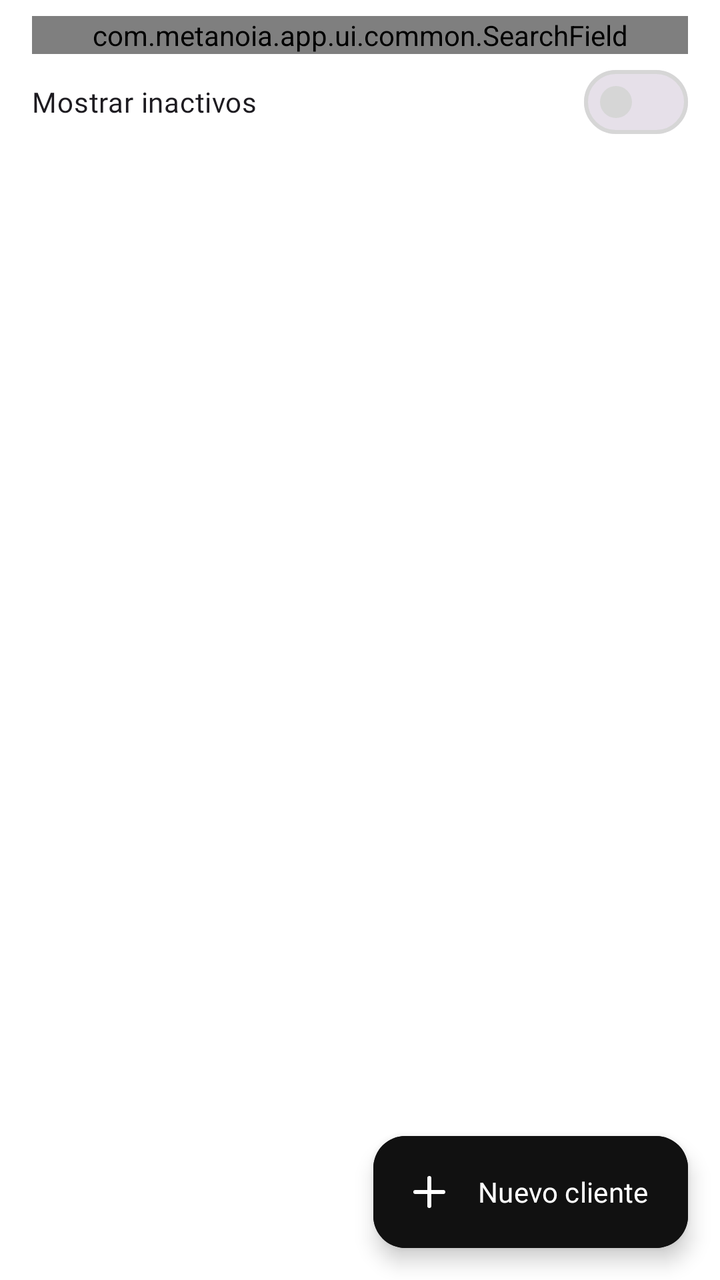
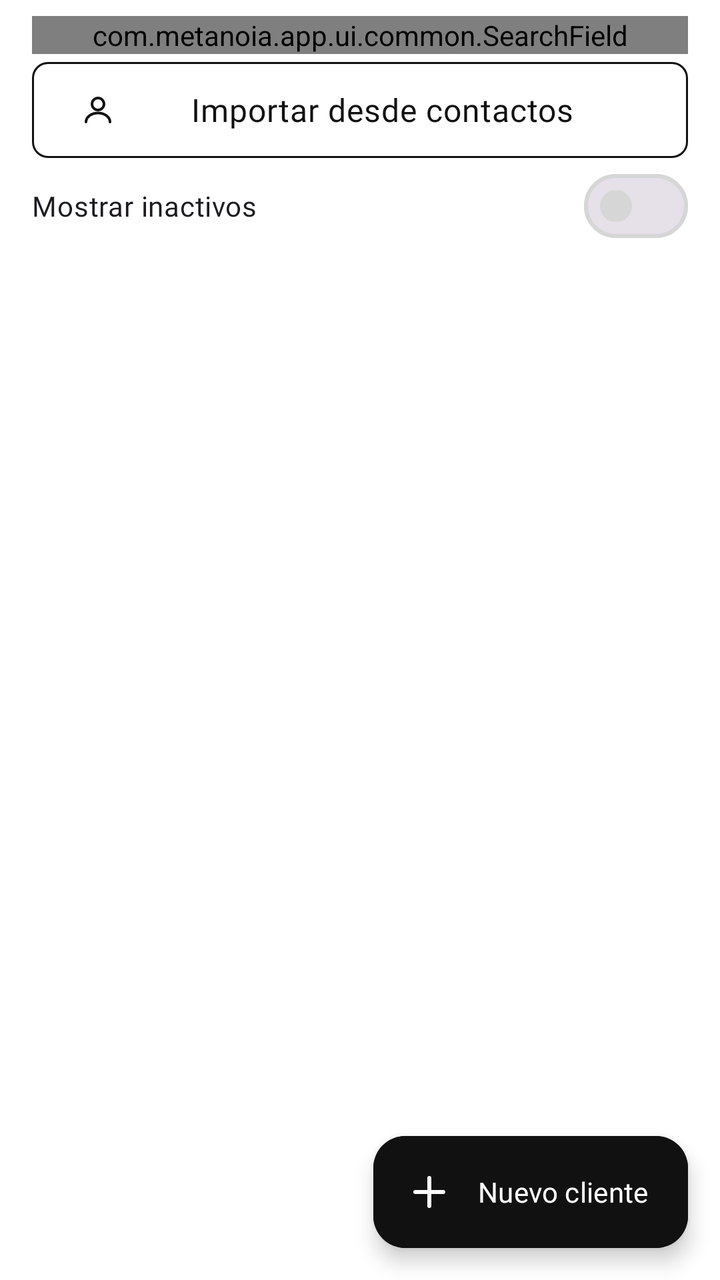

Screens rendered from an Android XML layout before and after an edit, with the pre-edit source and the edit as a unified diff.
<!-- AndroidManifest.xml: application theme Theme.Metanoia -->
<!-- res/layout/fragment_clients.xml -->
<?xml version="1.0" encoding="utf-8"?>
<androidx.coordinatorlayout.widget.CoordinatorLayout xmlns:android="http://schemas.android.com/apk/res/android"
    xmlns:app="http://schemas.android.com/apk/res-auto"
    android:layout_width="match_parent"
    android:layout_height="match_parent">

    <LinearLayout
        android:layout_width="match_parent"
        android:layout_height="match_parent"
        android:orientation="vertical">

        <com.metanoia.app.ui.common.SearchField
            android:id="@+id/clientsSearchField"
            android:layout_width="match_parent"
            android:layout_height="wrap_content"
            android:layout_marginHorizontal="@dimen/screen_margin"
            android:layout_marginTop="@dimen/space_s"
            app:searchHint="@string/clients_search_hint" />

        <com.google.android.material.materialswitch.MaterialSwitch
            android:id="@+id/switchClientsIncludeInactive"
            android:layout_width="match_parent"
            android:layout_height="wrap_content"
            android:layout_marginHorizontal="@dimen/screen_margin"
            android:minHeight="@dimen/touch_target_min"
            android:text="@string/clients_filter_inactive" />

        <FrameLayout
            android:layout_width="match_parent"
            android:layout_height="0dp"
            android:layout_weight="1">

            <androidx.recyclerview.widget.RecyclerView
                android:id="@+id/clientsRecycler"
                android:layout_width="match_parent"
                android:layout_height="match_parent"
                android:clipToPadding="false"
                android:paddingBottom="@dimen/space_xxl" />

            <com.metanoia.app.ui.common.EmptyStateView
                android:id="@+id/clientsEmptyState"
                android:layout_width="match_parent"
                android:layout_height="match_parent"
                android:visibility="gone"
                app:emptyMessage="@string/empty_clients_title" />
        </FrameLayout>
    </LinearLayout>

    <com.google.android.material.floatingactionbutton.ExtendedFloatingActionButton
        android:id="@+id/fabNewClient"
        android:layout_width="wrap_content"
        android:layout_height="wrap_content"
        android:layout_gravity="bottom|end"
        android:layout_margin="@dimen/screen_margin"
        android:backgroundTint="?attr/colorPrimary"
        android:contentDescription="@string/clients_new_fab"
        android:text="@string/clients_new_fab"
        android:textColor="?attr/colorOnPrimary"
        app:icon="@drawable/ic_add"
        app:iconTint="?attr/colorOnPrimary" />
</androidx.coordinatorlayout.widget.CoordinatorLayout>
<!-- resources referenced by this layout -->
<resources>
  <dimen name="screen_margin">16dp</dimen>
  <dimen name="space_s">8dp</dimen>
  <dimen name="space_xxl">48dp</dimen>
  <dimen name="touch_target_min">48dp</dimen>
  <string name="clients_filter_inactive">Mostrar inactivos</string>
  <string name="clients_new_fab">Nuevo cliente</string>
  <string name="clients_search_hint">Buscar por nombre o teléfono</string>
  <string name="empty_clients_title">Todavía no hay clientes registrados.</string>
  <color name="ink">#111111</color>
  <color name="white">#FFFFFF</color>
  <color name="accent_light">#8C2F39</color>
  <color name="on_accent_light">#FFFFFF</color>
  <color name="accent_container_light">#F3E3E5</color>
  <color name="gray50">#F5F5F5</color>
  <color name="gray200">#D6D6D6</color>
  <color name="gray100">#EBEBEB</color>
  <color name="gray600">#616161</color>
  <style name="TextAppearance.Metanoia.Body" parent="TextAppearance.Material3.BodyLarge">
          <item name="fontFamily">@font/inter_regular</item>
          <item name="android:fontFamily">@font/inter_regular</item>
          <item name="android:textSize">16sp</item>
      </style>
  <style name="TextAppearance.Metanoia.BodySmall" parent="TextAppearance.Material3.BodyMedium">
          <item name="fontFamily">@font/inter_regular</item>
          <item name="android:fontFamily">@font/inter_regular</item>
          <item name="android:textSize">14sp</item>
      </style>
  <style name="TextAppearance.Metanoia.Caption" parent="TextAppearance.Material3.BodySmall">
          <item name="fontFamily">@font/inter_regular</item>
          <item name="android:fontFamily">@font/inter_regular</item>
          <item name="android:textSize">12sp</item>
      </style>
  <style name="TextAppearance.Metanoia.Label" parent="TextAppearance.Material3.LabelLarge">
          <item name="fontFamily">@font/inter_medium</item>
          <item name="android:fontFamily">@font/inter_medium</item>
          <item name="android:textSize">14sp</item>
      </style>
  <!-- unchanged entries left out for length: 2 -->
</resources>

<!-- the commit's change to res/layout/fragment_clients.xml (unified diff, before → after) -->
@@ -16,6 +16,16 @@
             android:layout_marginHorizontal="@dimen/screen_margin"
             android:layout_marginTop="@dimen/space_s"
             app:searchHint="@string/clients_search_hint" />
+
+        <com.google.android.material.button.MaterialButton
+            android:id="@+id/btnImportContacts"
+            style="@style/Widget.Metanoia.Button.Secondary"
+            android:layout_width="match_parent"
+            android:layout_height="wrap_content"
+            android:layout_marginHorizontal="@dimen/screen_margin"
+            android:layout_marginTop="@dimen/space_xs"
+            android:text="@string/clients_import_contacts_btn"
+            app:icon="@drawable/ic_clients" />
 
         <com.google.android.material.materialswitch.MaterialSwitch
             android:id="@+id/switchClientsIncludeInactive"
<!-- resource entries referenced after the edit -->
@@ -2,12 +2,48 @@
 <resources>
   <dimen name="screen_margin">16dp</dimen>
   <dimen name="space_s">8dp</dimen>
+  <dimen name="space_xs">4dp</dimen>
   <dimen name="space_xxl">48dp</dimen>
   <dimen name="touch_target_min">48dp</dimen>
+  <!-- drawable ic_clients (drawable) -->
+  <vector xmlns:android="http://schemas.android.com/apk/res/android"
+      android:width="24dp"
+      android:height="24dp"
+      android:viewportWidth="24"
+      android:viewportHeight="24">
+      <path
+          android:fillColor="@android:color/transparent"
+          android:pathData="M12,12 A4,4 0 1,0 12,4 A4,4 0 1,0 12,12 Z M4,20 C4,16.69 7.58,14 12,14 C16.42,14 20,16.69 20,20"
+          android:strokeWidth="1.75"
+          android:strokeColor="#FF000000"
+          android:strokeLineCap="round"
+          android:strokeLineJoin="round" />
+  </vector>
   <string name="clients_filter_inactive">Mostrar inactivos</string>
+  <string name="clients_import_contacts_btn">Importar desde contactos</string>
   <string name="clients_new_fab">Nuevo cliente</string>
   <string name="clients_search_hint">Buscar por nombre o teléfono</string>
   <string name="empty_clients_title">Todavía no hay clientes registrados.</string>
+  <style name="Widget.Metanoia.Button.Secondary" parent="Widget.Material3.Button.OutlinedButton">
+          <item name="backgroundTint">@android:color/transparent</item>
+          <item name="strokeColor">?attr/colorPrimary</item>
+          <item name="strokeWidth">@dimen/stroke_width</item>
+          <item name="android:textColor">?attr/colorPrimary</item>
+          <item name="android:textAppearance">@style/TextAppearance.Metanoia.Button</item>
+          <item name="android:minHeight">@dimen/button_secondary_height</item>
+          <item name="cornerRadius">@dimen/radius_s</item>
+          <item name="android:insetTop">0dp</item>
+          <item name="android:insetBottom">0dp</item>
+      </style>
+  <dimen name="stroke_width">1dp</dimen>
+  <style name="TextAppearance.Metanoia.Button" parent="TextAppearance.Material3.LabelLarge">
+          <item name="fontFamily">@font/montserrat_semibold</item>
+          <item name="android:fontFamily">@font/montserrat_semibold</item>
+          <item name="android:textSize">16sp</item>
+          <item name="android:letterSpacing">0.02</item>
+      </style>
+  <dimen name="button_secondary_height">48dp</dimen>
+  <dimen name="radius_s">8dp</dimen>
   <color name="ink">#111111</color>
   <color name="white">#FFFFFF</color>
   <color name="accent_light">#8C2F39</color>
